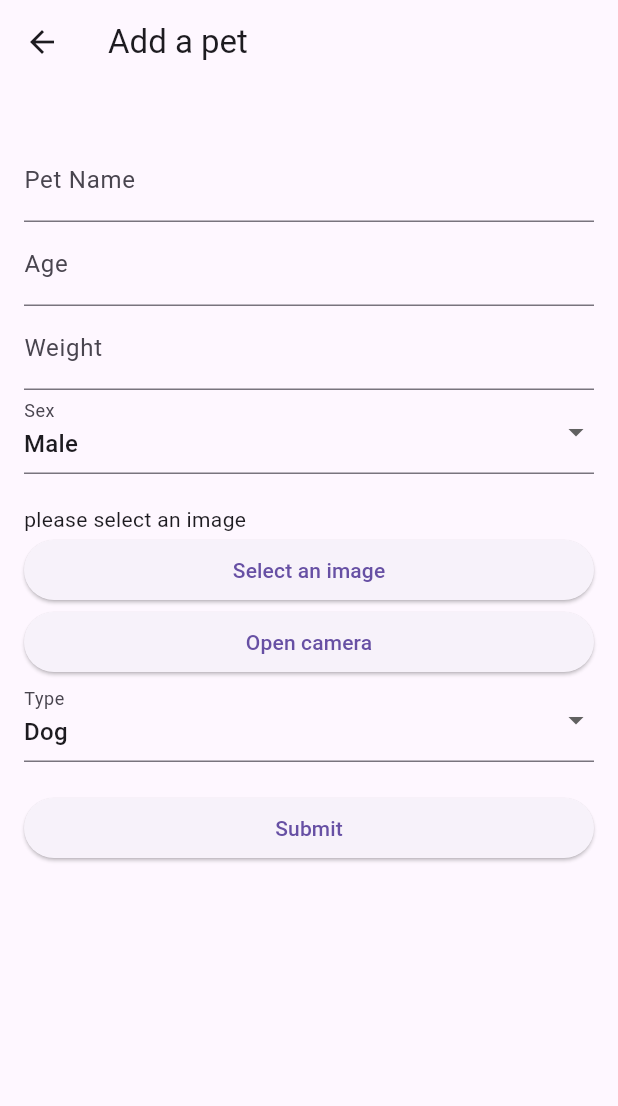
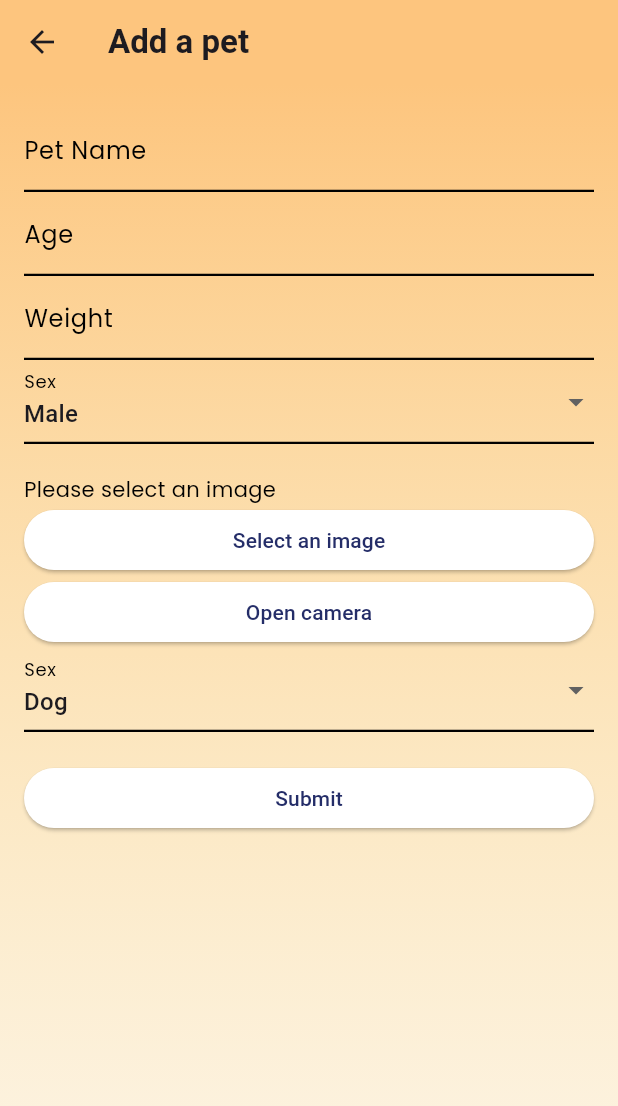
Before and after one commit to ammitrevska/PetPal-Health, a Flutter app: the AddPetForm screen opened directly, on a phone screen of 412 x 824 dp. Shown: the top 1106 px of the screen. Run offline on Flutter 3.47's test engine with Material 3 defaults, Android fonts, the phone set to English and light mode, and no system bars; our stand-ins replace cloud_firestore, firebase_core, firebase_storage, flutter_map, image_picker, latlong2; accounts and stored records are empty; Roboto replaces fonts that are missing (Comic Sans Ms).

Commit message:
per form modification

```diff
--- a/lib/screens/pet_form.dart
+++ b/lib/screens/pet_form.dart
@@ -24,34 +24,102 @@ class AddPetFormState extends State<AddPetForm> {
   Widget build(BuildContext context) {
     return Scaffold(
       appBar: AppBar(
-        title: const Text("Add a pet"),
+        backgroundColor: const Color.fromRGBO(253, 197, 126, 1),
+        title: const Text("Add a pet",
+              style: TextStyle(
+              fontFamily: 'Comic Sans Ms',
+              fontWeight: FontWeight.bold,
+              fontSize: 22
+            ),),
       ),
-      body: Padding(
+      body: Container(
+        decoration: const BoxDecoration(
+          gradient: LinearGradient(
+            colors: [
+              Color.fromRGBO(253, 197, 126, 1),
+              Color.fromRGBO(249, 235, 162, 0.27),
+            ],
+            begin: Alignment.topCenter,
+            end: Alignment.bottomCenter,
+          ),
+        ),
+        child: Padding(
           padding: const EdgeInsets.all(16.0),
           child: ListView(
             children: [
-            const SizedBox(
-              height: 20,
-            ),
-
               //name
               TextField(
                 controller: nameController,
-              decoration: const InputDecoration(labelText: 'Pet Name'),
+                decoration: const InputDecoration(
+                  labelText: 'Pet Name',
+                  labelStyle: TextStyle(
+                    fontFamily: 'Poppins',
+                    color: Colors.black,
+                  ),
+                  enabledBorder: UnderlineInputBorder(
+                    borderSide: BorderSide(
+                      color: Colors.black,
+                      width: 1.5,
+                    ),
+                  ),
+                  focusedBorder: UnderlineInputBorder(
+                    borderSide: BorderSide(
+                        color: Color.fromARGB(255, 0, 0, 0),
+                        style: BorderStyle.solid,
+                        width: 1.75),
+                  ),
+                ),
+                obscureText: true,
               ),
 
               //age
               TextField(
                 controller: ageController,
                 keyboardType: TextInputType.number,
-              decoration: const InputDecoration(labelText: "Age"),
+                decoration: const InputDecoration(
+                  labelText: 'Age',
+                  labelStyle: TextStyle(
+                    fontFamily: 'Poppins',
+                    color: Colors.black,
+                  ),
+                  enabledBorder: UnderlineInputBorder(
+                    borderSide: BorderSide(
+                      color: Colors.black,
+                      width: 1.5,
+                    ),
+                  ),
+                  focusedBorder: UnderlineInputBorder(
+                    borderSide: BorderSide(
+                        color: Color.fromARGB(255, 0, 0, 0),
+                        style: BorderStyle.solid,
+                        width: 1.75),
+                  ),
+                ),
               ),
 
               //weight
               TextField(
                 controller: weightController,
                 keyboardType: TextInputType.number,
-              decoration: const InputDecoration(labelText: "Weight"),
+                decoration: const InputDecoration(
+                  labelText: 'Weight',
+                  labelStyle: TextStyle(
+                    fontFamily: 'Poppins',
+                    color: Colors.black,
+                  ),
+                  enabledBorder: UnderlineInputBorder(
+                    borderSide: BorderSide(
+                      color: Colors.black,
+                      width: 1.5,
+                    ),
+                  ),
+                  focusedBorder: UnderlineInputBorder(
+                    borderSide: BorderSide(
+                        color: Color.fromARGB(255, 0, 0, 0),
+                        style: BorderStyle.solid,
+                        width: 1.75),
+                  ),
+                ),
               ),
 
               //sex dropdown
@@ -69,7 +137,25 @@ class AddPetFormState extends State<AddPetForm> {
                     child: Text(value),
                   );
                 }).toList(),
-              decoration: const InputDecoration(labelText: "Sex"),
+                decoration: const InputDecoration(
+                  labelText: 'Sex',
+                  labelStyle: TextStyle(
+                    fontFamily: 'Poppins',
+                    color: Colors.black,
+                  ),
+                  enabledBorder: UnderlineInputBorder(
+                    borderSide: BorderSide(
+                      color: Colors.black,
+                      width: 1.5,
+                    ),
+                  ),
+                  focusedBorder: UnderlineInputBorder(
+                    borderSide: BorderSide(
+                        color: Color.fromARGB(255, 0, 0, 0),
+                        style: BorderStyle.solid,
+                        width: 1.75),
+                  ),
+                ),
               ),
 
               //image - to be able to take a picture
@@ -77,21 +163,48 @@ class AddPetFormState extends State<AddPetForm> {
                 height: 20,
               ),
 
-            _selectedImage != null && _selectedImage.path.isNotEmpty
+              _selectedImage.path.isNotEmpty
                   ? Image.file(_selectedImage)
-                : const Text("please select an image"),
+                  : const Text(
+                      "Please select an image",
+                      style: TextStyle(
+                        fontFamily: 'Poppins',
+                        color: Colors.black,
+                      ),
+                    ),
 
               ElevatedButton(
                   onPressed: () {
                     _pickImageFromGallery();
                   },
-                child: const Text("Select an image")),
+                  style: const ButtonStyle(
+                    backgroundColor: MaterialStatePropertyAll(
+                      Colors.white,
+                    ),
+                  ),
+                  child: const Text(
+                    "Select an image",
+                    style: TextStyle(
+                      color: Color(0xFF242D68),
+                    ),
+                  )),
 
               ElevatedButton(
                 onPressed: () {
                   _pickImageFromCamera();
                 },
-                child: const Text("Open camera")),
+                style: const ButtonStyle(
+                  backgroundColor: MaterialStatePropertyAll(
+                    Colors.white,
+                  ),
+                ),
+                child: const Text(
+                  "Open camera",
+                  style: TextStyle(
+                    color: Color(0xFF242D68),
+                  ),
+                ),
+              ),
 
               //type of pet
               DropdownButtonFormField<String>(
@@ -108,7 +221,25 @@ class AddPetFormState extends State<AddPetForm> {
                     child: Text(value),
                   );
                 }).toList(),
-              decoration: const InputDecoration(labelText: 'Type'),
+                decoration: const InputDecoration(
+                  labelText: 'Sex',
+                  labelStyle: TextStyle(
+                    fontFamily: 'Poppins',
+                    color: Colors.black,
+                  ),
+                  enabledBorder: UnderlineInputBorder(
+                    borderSide: BorderSide(
+                      color: Colors.black,
+                      width: 1.5,
+                    ),
+                  ),
+                  focusedBorder: UnderlineInputBorder(
+                    borderSide: BorderSide(
+                        color: Color.fromARGB(255, 0, 0, 0),
+                        style: BorderStyle.solid,
+                        width: 1.75),
+                  ),
+                ),
               ),
 
               const SizedBox(
@@ -146,9 +277,17 @@ class AddPetFormState extends State<AddPetForm> {
                     );
                   }
                 },
-              child: const Text("Submit"),
+                style: const ButtonStyle(
+                  backgroundColor: MaterialStatePropertyAll(
+                    Colors.white,
+                  ),
+                ),
+                child: const Text("Submit", style: TextStyle(
+                  color:Color(0xFF242D68),
+                ),),
               )
             ],
+          ),
         ),
       ),
     );
--- a/pubspec.yaml
+++ b/pubspec.yaml
@@ -90,6 +90,7 @@ flutter:
         - asset: assets\fonts\Poppins-ExtraLight.ttf
         - asset: assets\fonts\Poppins-Light.ttf
         - asset: assets\fonts\Poppins-SemiBold.ttf
+        - asset: assets\fonts\Poppins-Regular.ttf
     - family: Comic Sans MS
       fonts:
         - asset: assets\fonts\comici.ttf
```
Also changed, not shown: assets/fonts/Poppins-Regular.ttf (added). Lines whose indentation alone changed are shown as unchanged.
